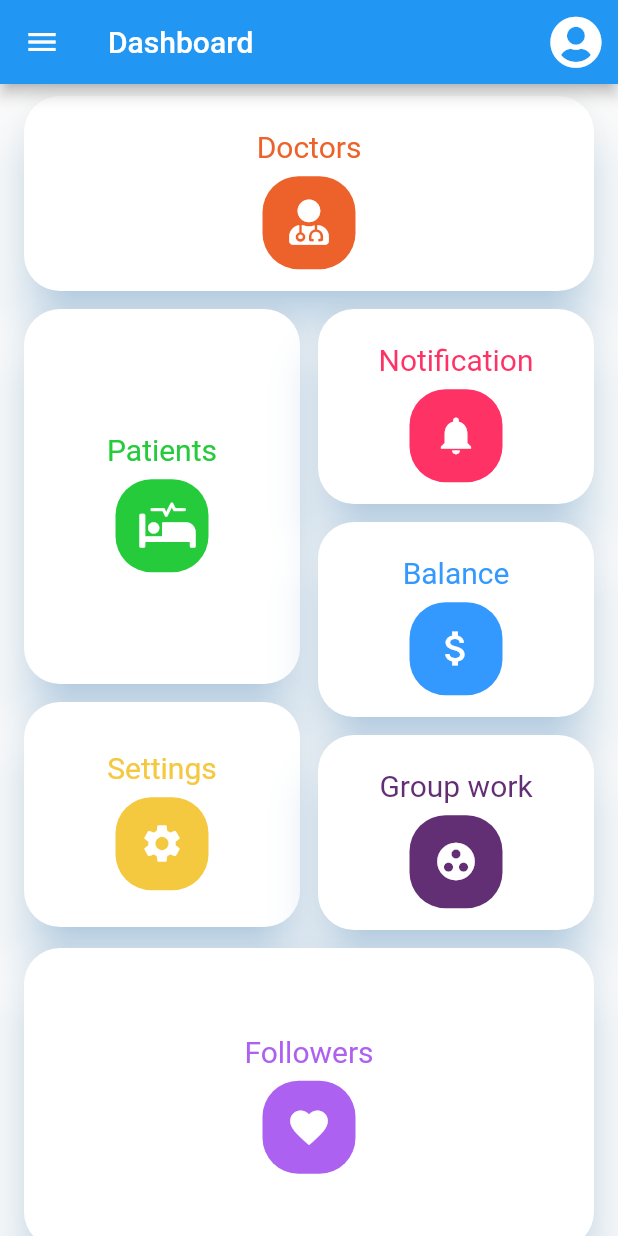
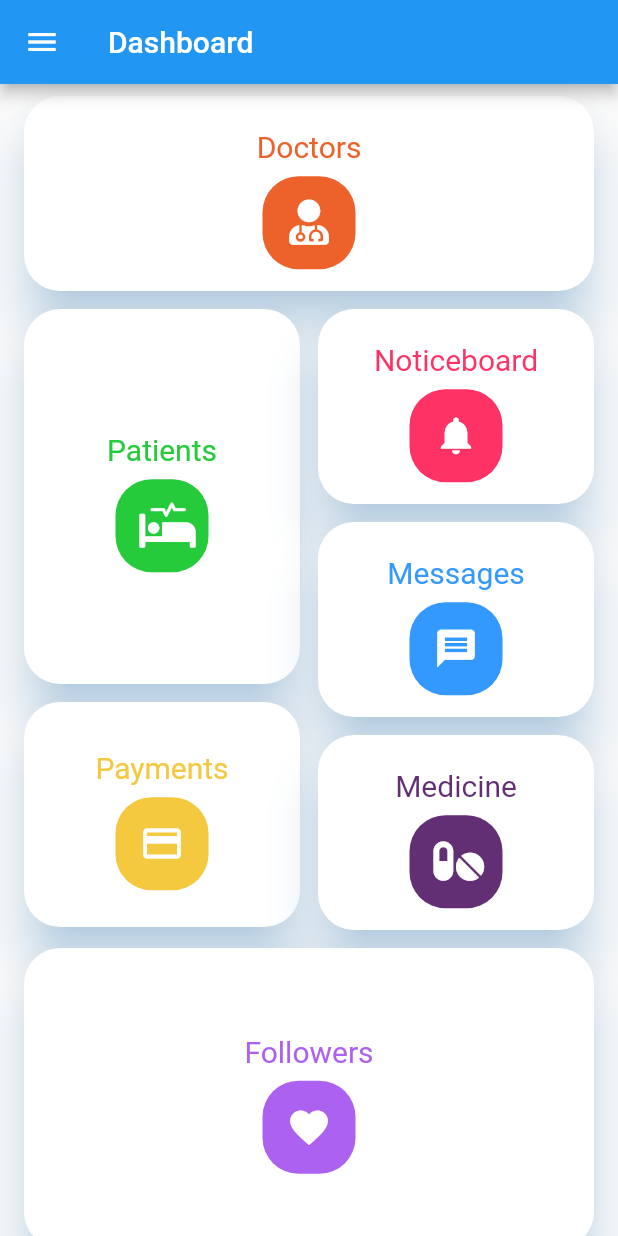
Before and after one commit to pamu47/UEE-App-Redesigning, a Flutter app: the screen it shows after launch, on a phone screen of 412 x 824 dp. Run offline on Flutter 3.47's test engine with Material 2 defaults, Android fonts, the phone set to English and light mode, and no system bars; our stand-ins replace font_awesome_flutter.

Commit message:
changes on dashboard and drawer items

```diff
--- a/lib/dashboard.dart
+++ b/lib/dashboard.dart
@@ -22,10 +22,10 @@ class DashboardState extends State<Dashboard> {
         children: <Widget>[
           myItems(FontAwesomeIcons.userMd, "Doctors", 0xffed622b),
           myItems(FontAwesomeIcons.procedures, "Patients", 0xff26cb3c),
-          myItems(Icons.notifications, "Notification", 0xffff3266),
-          myItems(Icons.attach_money, "Balance", 0xff3399fe),
-          myItems(Icons.settings, "Settings", 0xfff4c83f),
-          myItems(Icons.group_work, "Group work", 0xff622F74),
+          myItems(Icons.notifications, "Noticeboard", 0xffff3266),
+          myItems(Icons.message, "Messages", 0xff3399fe),
+          myItems(Icons.payment, "Payments", 0xfff4c83f),
+          myItems(FontAwesomeIcons.pills, "Medicine", 0xff622F74),
           myItems(Icons.favorite, "Followers", 0xffad61f1),
           myItems(Icons.message, "Messages", 0xff7297ff),
         ],
--- a/lib/homescreen.dart
+++ b/lib/homescreen.dart
@@ -45,17 +45,6 @@ class MyHomePage extends StatelessWidget {
     return Scaffold(
       appBar: AppBar(
         title: Text(title),
-        actions: <Widget>[
-          Padding(
-            padding: EdgeInsets.only(right: 5.0),
-            child:IconButton(
-            icon: Icon(
-              FontAwesomeIcons.solidUserCircle,
-              size: 35.0,
-            ),
-            onPressed: () {},
-          ),)
-        ],
       ),
       body: Dashboard(),
       drawer: Drawer(
@@ -76,8 +65,8 @@ class MyHomePage extends StatelessWidget {
             ),
             Card(
               child: ListTile(
-                leading: Icon(Icons.add_location),
-                title: Text('Location'),
+                leading: Icon(Icons.dashboard),
+                title: Text('Dashboard'),
                 onTap: () {
                   // Update the state of the app
                   // ...
@@ -88,8 +77,20 @@ class MyHomePage extends StatelessWidget {
             ),
             Card(
               child: ListTile(
-                leading: Icon(Icons.add_shopping_cart),
-                title: Text('Shopping'),
+                leading: Icon(FontAwesomeIcons.hospital),
+                title: Text('Departments'),
+                onTap: () {
+                  // Update the state of the app
+                  // ...
+                  // Then close the drawer
+                  Navigator.pop(context);
+                },
+              ),
+            ),
+                        Card(
+              child: ListTile(
+                leading: Icon(FontAwesomeIcons.userNurse),
+                title: Text('Staff'),
                 onTap: () {
                   // Update the state of the app
                   // ...
@@ -100,8 +101,8 @@ class MyHomePage extends StatelessWidget {
             ),
             Card(
               child: ListTile(
-                leading: Icon(Icons.add_location),
-                title: Text('Location'),
+                leading: Icon(FontAwesomeIcons.procedures),
+                title: Text('Patients'),
                 onTap: () {
                   // Update the state of the app
                   // ...
@@ -112,8 +113,8 @@ class MyHomePage extends StatelessWidget {
             ),
             Card(
               child: ListTile(
-                leading: Icon(Icons.add_location),
-                title: Text('Location'),
+                leading: Icon(Icons.message),
+                title: Text('Messages'),
                 onTap: () {
                   // Update the state of the app
                   // ...
@@ -124,8 +125,8 @@ class MyHomePage extends StatelessWidget {
             ),
             Card(
               child: ListTile(
-                leading: Icon(Icons.add_location),
-                title: Text('Location'),
+                leading: Icon(Icons.notifications_active),
+                title: Text('Noticeboard'),
                 onTap: () {
                   // Update the state of the app
                   // ...
```
